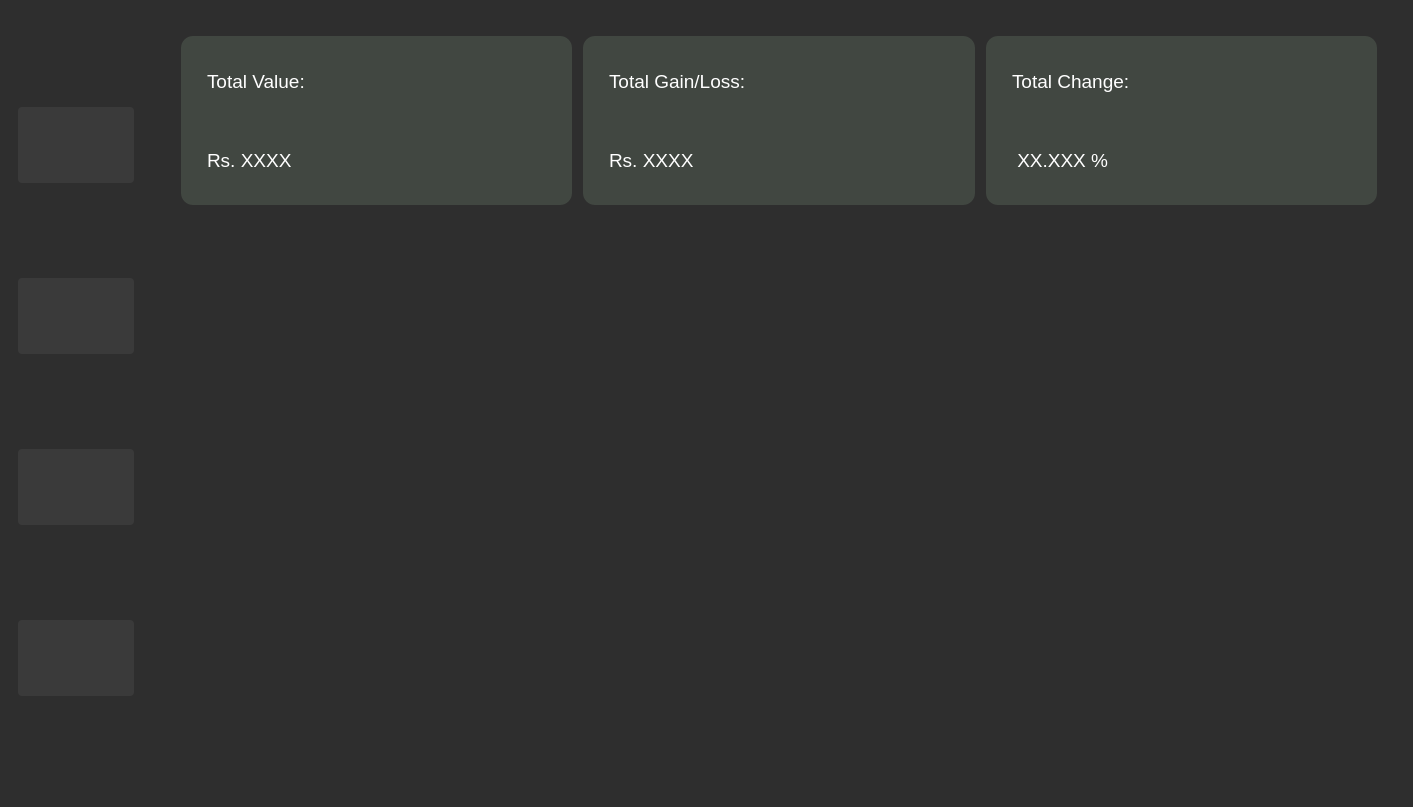
Qt form pages.ui (Himesh-boop/Stock-Market-Simulator) before a commit.
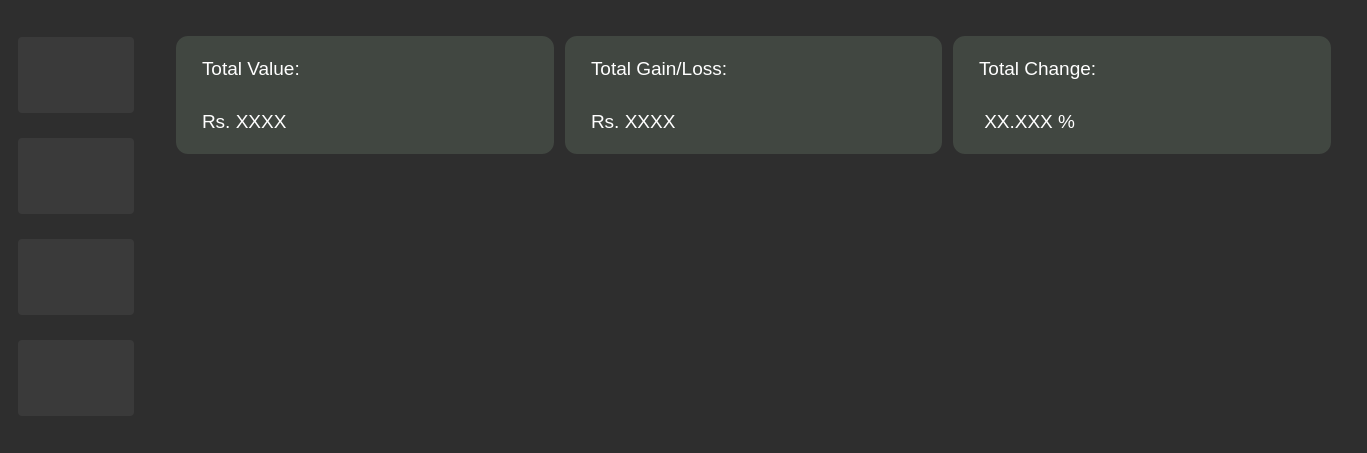
The same form after that commit. The open tabs and pages were chosen to show the change. Icons and pictures are not drawn. Custom widgets are drawn as their Qt base class.

What changed in the file:
```diff
--- a/pages.ui
+++ b/pages.ui
@@ -6,8 +6,8 @@
    <rect>
     <x>0</x>
     <y>0</y>
-    <width>1413</width>
-    <height>807</height>
+    <width>1312</width>
+    <height>445</height>
    </rect>
   </property>
   <property name="sizePolicy">
```
Left out of the diff: 8 changed lines with no effect on the pictures.
